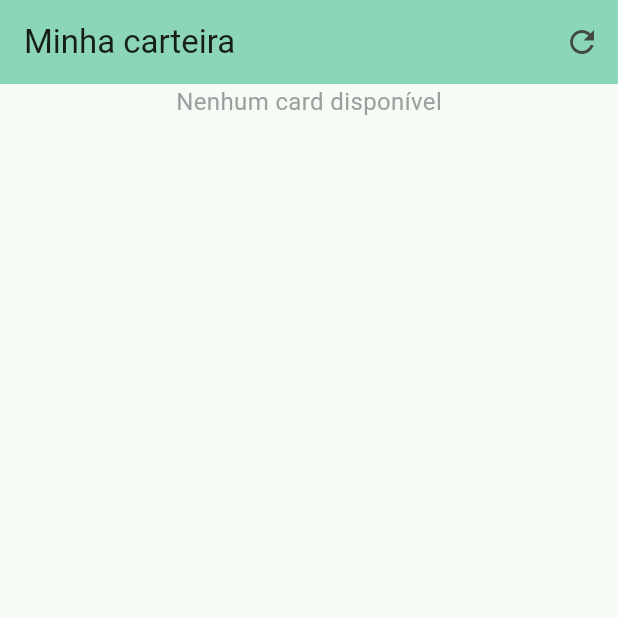
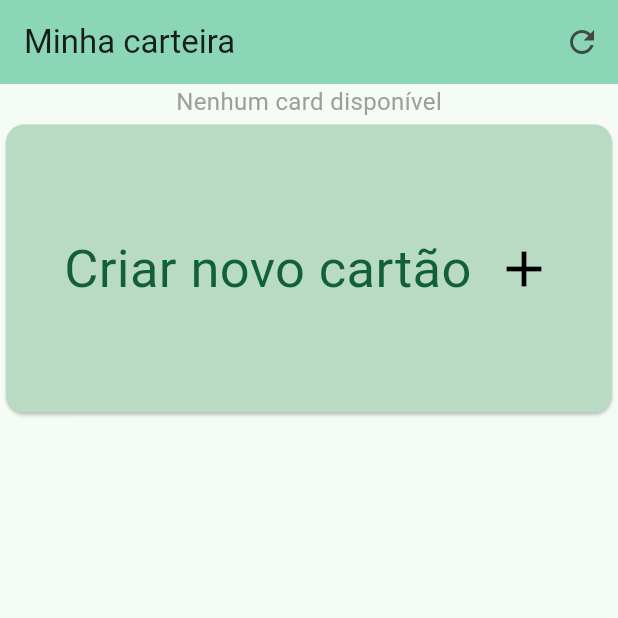
Before and after one commit to itallume/My-Wallet, a Flutter app: the screen it shows after launch, on a phone screen of 412 x 824 dp, the top half of it. Run offline on Flutter 3.47's test engine with Material 3 defaults, Android fonts, the phone set to English and light mode, and no system bars; our stand-ins replace flutter_secure_storage.

Commit message:
funcionalidade de criar um card pela interface

```diff
--- a/lib/Controller/controller.dart
+++ b/lib/Controller/controller.dart
@@ -34,13 +34,13 @@ class Controller {
 
   }
 
-  void createCard(CardModel cardModel){
-    cardsRepository.create(cardModel);
+  void createCard(String title){
+    cardsRepository.create(title);
   }
 
   Future<CardModel> getCard(int? id){
     try{
-      return cardsRepository!.read(id);
+      return cardsRepository.read(id);
     }
     catch(e){
       throw Exception(e.runtimeType);
--- a/lib/Repository/data_cards_repository.dart
+++ b/lib/Repository/data_cards_repository.dart
@@ -7,9 +7,13 @@ class DataCardsRepository{
 
   DataCardsRepository({required this.storage});
 
-  Future<void> create(CardModel card) async {
-    card.id = await generateId();
-    final jsonData = card.toJson();
+  Future<void> create(String title) async {
+    int id = await generateId();
+    final jsonData = {
+      'id': id,
+      'title': title,
+      'topics': [],
+    };
     await storage.write(key: '${jsonData['id']}', value: jsonEncode(jsonData));
   }
 
--- a/lib/Widgets/add_topic.dart
+++ b/lib/Widgets/add_topic.dart
@@ -59,7 +59,7 @@ class _AddTopic extends State<AddTopic>{
               setState(() {
                 activeForm = !activeForm;
               })
-          }, child: Text("Criar",
+          }, child: Text("Adicionar",
           style: TextStyle(fontSize: 20,)
           ,))
         ],)
--- /dev/null
+++ b/lib/Widgets/create_card.dart
@@ -0,0 +1,106 @@
+import 'package:flutter/material.dart';
+import 'package:my_wallet/Controller/controller.dart';
+
+class CreateCard extends StatefulWidget{
+  const CreateCard({super.key});
+
+  @override
+  State<StatefulWidget> createState() => _CreateCard();
+}
+
+class _CreateCard extends State<CreateCard>{
+  Controller controller = Controller();
+  bool activeForm = false;
+  TextEditingController titleTextController = TextEditingController();
+
+
+  @override
+  Widget build(BuildContext context) {
+    if (activeForm){
+      return Container(
+
+      margin: EdgeInsets.only(bottom: 25),
+      height: 200,
+      child: Card(
+        color: Color.fromARGB(255, 185, 219, 195),
+        child: Container(
+          padding: EdgeInsets.all(10),
+          margin: EdgeInsets.only(top: 25),
+          child: Column(
+            spacing: 10,
+            children: [
+              TextField(
+                controller: titleTextController,
+                decoration: InputDecoration(
+                border: OutlineInputBorder(),
+                labelText: "Dê um nome para o cartão"
+            ),
+          ),
+        Row(
+          mainAxisAlignment: MainAxisAlignment.center,
+          crossAxisAlignment: CrossAxisAlignment.center,
+          spacing: 15,
+          children: [
+          TextButton(
+            onPressed: ()=>{
+            setState(() {
+              activeForm = !activeForm;
+            })
+          },
+           child: Text(
+            "Cancelar",
+            style: TextStyle(fontSize: 20),
+            )),
+
+          TextButton(
+            onPressed: ()=>{
+              controller.createCard(titleTextController.text),
+              setState(() {
+                activeForm = !activeForm;
+              })
+          }, child: Text("Criar",
+          style: TextStyle(fontSize: 20,)
+          ,))
+        ],)
+            ],
+            ),
+      )));
+    }
+    return Container(
+      margin: EdgeInsets.only(bottom: 25),
+      height: 200,
+      child: Card(
+        color: Color.fromARGB(255, 185, 219, 195),
+          child: Center(
+          child: InkWell(
+            onTap: () => {
+              setState(() {
+                activeForm = !activeForm;
+            }),
+            },
+            child: Center(child: Row(
+              spacing: 15,
+              crossAxisAlignment: CrossAxisAlignment.center,
+              mainAxisAlignment: MainAxisAlignment.center,
+              children: [
+                Text("Criar novo cartão",
+               style: TextStyle(
+                fontSize: 35,
+                color: Color.fromARGB(255, 17, 95, 59)
+                 ),),
+                Icon(
+                  Icons.add,
+                  color: Colors.black,
+                  size: 40,
+                ),
+              ],
+            )),
+          ),
+        )
+      ),
+    );
+  }
+
+
+
+}
--- a/lib/main.dart
+++ b/lib/main.dart
@@ -1,5 +1,6 @@
 import 'package:flutter/material.dart';
 import 'package:my_wallet/Controller/controller.dart';
+import 'package:my_wallet/Widgets/create_card.dart';
 
 void main() {
   runApp(const MyApp());
@@ -77,7 +78,10 @@ class _MyHomePageState extends State<MyHomePage> {
           } else if (snapshot.hasData) {
             return SingleChildScrollView(
               child: Column(
-                children: snapshot.data!,
+                children: [
+                  ...snapshot.data!,
+                  CreateCard(),
+                ]
               ),
             );
           } else {
```
